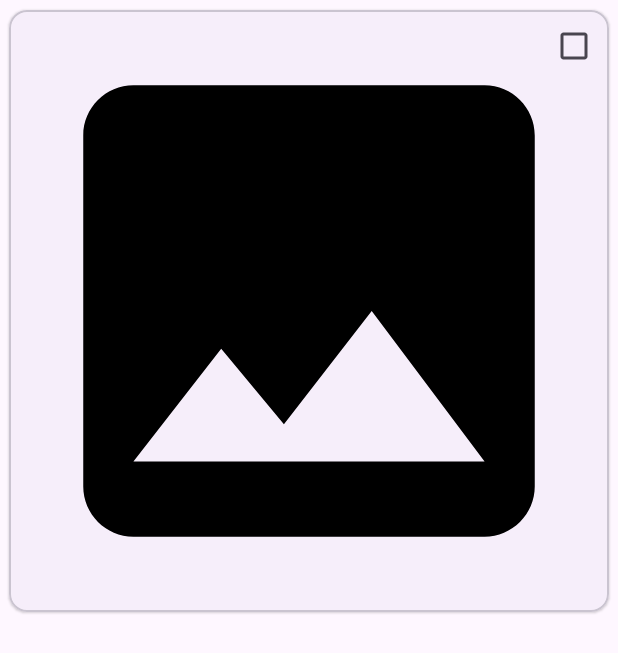
After one commit to KalyaniB23/Image-To-PDFs, an Android app: the layout row_image.xml on its own in the app's theme, with its tools: preview values and no code run, on a phone screen of 412 x 824 dp. The commit adds this screen. Shown: the top 653 px of the screen. Run offline under Robolectric (Android 15) with nearby library versions, the phone set to English and light mode, and no system bars.

Commit message:
third commit

```diff
--- a/app/build.gradle
+++ b/app/build.gradle
@@ -8,7 +8,7 @@ android {
 
     defaultConfig {
         applicationId "com.example.myapplication"
-        minSdk 27
+        minSdk 29
         targetSdk 33
         versionCode 1
         versionName "1.0"
@@ -36,5 +36,4 @@ dependencies {
     testImplementation 'junit:junit:4.13.2'
     androidTestImplementation 'androidx.test.ext:junit:1.1.5'
     androidTestImplementation 'androidx.test.espresso:espresso-core:3.5.1'
-    implementation 'com.github.bumptech.glide:glide:4.15.1'
 }
--- /dev/null
+++ b/app/src/main/res/drawable/baseline_delete_24.xml
@@ -0,0 +1,5 @@
+<vector android:height="24dp" android:tint="#FFFFFF"
+    android:viewportHeight="24" android:viewportWidth="24"
+    android:width="24dp" xmlns:android="http://schemas.android.com/apk/res/android">
+    <path android:fillColor="@android:color/white" android:pathData="M6,19c0,1.1 0.9,2 2,2h8c1.1,0 2,-0.9 2,-2V7H6v12zM19,4h-3.5l-1,-1h-5l-1,1H5v2h14V4z"/>
+</vector>
--- a/app/src/main/res/layout/activity_main.xml
+++ b/app/src/main/res/layout/activity_main.xml
@@ -9,7 +9,7 @@
 
     <FrameLayout
         android:layout_width="match_parent"
-        android:layout_height="match_parent"
+        android:layout_height="600dp"
         android:layout_above="@+id/bottom_nav"
         android:id="@+id/frame_layout"/>
 
--- /dev/null
+++ b/app/src/main/res/layout/row_image.xml
@@ -0,0 +1,29 @@
+<?xml version="1.0" encoding="utf-8"?>
+<com.google.android.material.card.MaterialCardView
+    xmlns:android="http://schemas.android.com/apk/res/android"
+    android:layout_width="wrap_content"
+    android:layout_height="wrap_content"
+    xmlns:app="http://schemas.android.com/apk/res-auto"
+    app:cardElevation="1dp"
+    app:cardUseCompatPadding="true">
+
+    <RelativeLayout
+        android:layout_width="match_parent"
+        android:layout_height="wrap_content">
+
+        <ImageView
+            android:layout_width="match_parent"
+            android:layout_height="wrap_content"
+            android:id="@+id/imageIv"
+            android:src="@drawable/image_pdf"
+            android:adjustViewBounds="true"/>
+
+        <CheckBox
+            android:layout_width="wrap_content"
+            android:layout_height="wrap_content"
+            android:layout_alignParentEnd="true"
+            android:id="@+id/checkBox"
+            android:text=""/>
+    </RelativeLayout>
+
+</com.google.android.material.card.MaterialCardView>
--- a/build.gradle
+++ b/build.gradle
@@ -1,5 +1,5 @@
 // Top-level build file where you can add configuration options common to all sub-projects/modules.
 plugins {
-    id 'com.android.application' version '8.0.0' apply false
-    id 'com.android.library' version '8.0.0' apply false
+    id 'com.android.application' version '7.4.2' apply false
+    id 'com.android.library' version '7.4.2' apply false
 }
```
Also changed, not shown: app/src/main/java/com/example/myapplication/AdapterImage.java (added, +86 -0 lines), app/src/main/java/com/example/myapplication/ImageViewActivity.java (+15 -0 lines), app/src/main/java/com/example/myapplication/Image_List_Fragment.java (+102 -3 lines), app/src/main/java/com/example/myapplication/ModelImage.java (added, +35 -0 lines), app/src/main/res/menu/menu_images.xml (added, +10 -0 lines), gradle/wrapper/gradle-wrapper.properties.
